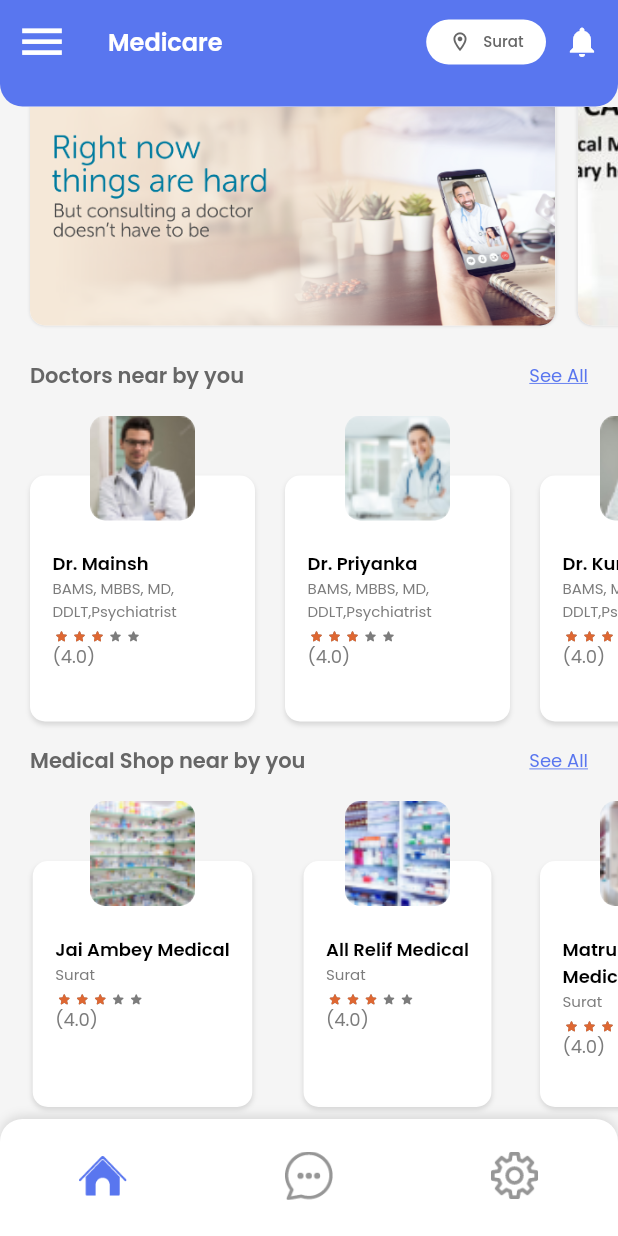
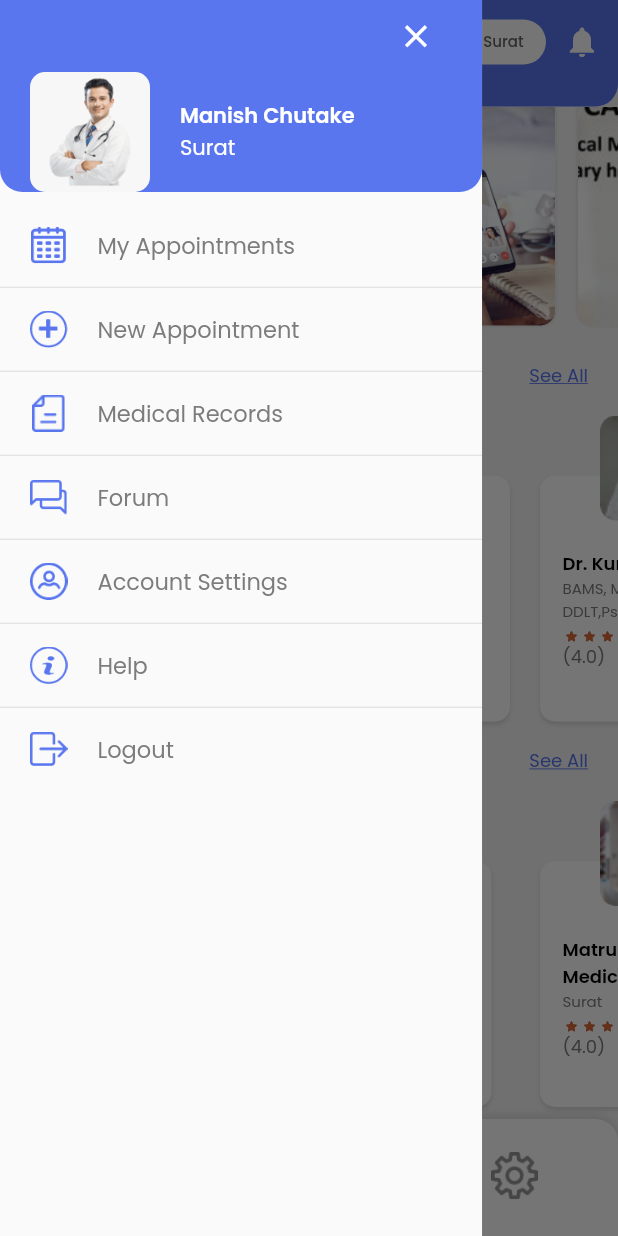
Before and after one commit to codeforany/medicare_app_flutter, a Flutter app: the MainTabScreen screen opened directly, scrolled down 195 dp, after a tap on the "menu" icon, on a phone screen of 412 x 824 dp. Run offline on Flutter 3.47's test engine with Material 3 defaults, Android fonts, the light colour scheme and no system bars; drawn by our look-alikes of flutter_rating_stars; our stand-ins replace flutter_otp_text_field; missing offline and left inert: fl_country_code_picker.

Commit message:
added left side menu

```diff
--- /dev/null
+++ b/lib/common_widget/menu_row.dart
@@ -0,0 +1,36 @@
+import 'package:flutter/material.dart';
+import 'package:medicare/common/color_extension.dart';
+
+class MenuRow extends StatelessWidget {
+  final Map obj;
+  final VoidCallback onPressed;
+  const MenuRow({super.key, required this.obj, required this.onPressed});
+
+  @override
+  Widget build(BuildContext context) {
+    return InkWell(
+      onTap: onPressed,
+      child: Container(
+        padding: const EdgeInsets.symmetric(
+          horizontal: 20,
+        ),
+        height: 55,
+        child: Row(
+          children: [
+            Image.asset(
+              obj["icon"],
+              width: 25,
+              height: 25,
+            ),
+
+            const SizedBox(width: 20,),
+            Text(
+              obj["name"],
+              style: TextStyle(color: TColor.secondaryText, fontSize: 15),
+            )
+          ],
+        ),
+      ),
+    );
+  }
+}
--- a/lib/screen/home/main_tab_screen.dart
+++ b/lib/screen/home/main_tab_screen.dart
@@ -1,5 +1,6 @@
 import 'package:flutter/material.dart';
 import 'package:medicare/common/color_extension.dart';
+import 'package:medicare/common_widget/menu_row.dart';
 import 'package:medicare/screen/home/home_tab_screen.dart';
 
 class MainTabScreen extends StatefulWidget {
@@ -13,6 +14,25 @@ class _MainTabScreenState extends State<MainTabScreen>
     with SingleTickerProviderStateMixin {
   late TabController controller;
   int selectTab = 0;
+  final GlobalKey<ScaffoldState> scaffoldStateKey = GlobalKey();
+
+  List menuArr = [
+    {'name': 'My Appointments', 'icon': 'assets/img/my_apo.png', 'action': '1'},
+    {
+      'name': 'New Appointment',
+      'icon': 'assets/img/new_app.png',
+      'action': '2'
+    },
+    {'name': 'Medical Records', 'icon': 'assets/img/recode.png', 'action': '3'},
+    {'name': 'Forum', 'icon': 'assets/img/forum.png', 'action': '4'},
+    {
+      'name': 'Account Settings',
+      'icon': 'assets/img/account_setting.png',
+      'action': '5'
+    },
+    {'name': 'Help', 'icon': 'assets/img/help.png', 'action': '6'},
+    {'name': 'Logout', 'icon': 'assets/img/logout.png', 'action': '7'}
+  ];
 
   @override
   void initState() {
@@ -37,10 +57,111 @@ class _MainTabScreenState extends State<MainTabScreen>
   @override
   Widget build(BuildContext context) {
     return Scaffold(
+      key: scaffoldStateKey,
+      drawer: Drawer(
+        width: context.width * 0.78,
+        shadowColor: Colors.transparent,
+        surfaceTintColor: Colors.transparent,
+        child: Column(
+          crossAxisAlignment: CrossAxisAlignment.start,
+          children: [
+            Container(
+              decoration: BoxDecoration(
+                color: TColor.primary,
+                borderRadius: const BorderRadius.only(
+                  bottomLeft: Radius.circular(15),
+                  bottomRight: Radius.circular(15),
+                ),
+              ),
+              child: SafeArea(
+                child: Padding(
+                  padding: const EdgeInsets.symmetric(horizontal: 20),
+                  child: Column(
+                    mainAxisSize: MainAxisSize.min,
+                    children: [
+                      Row(
+                        mainAxisAlignment: MainAxisAlignment.end,
+                        children: [
+                          IconButton(
+                            onPressed: () {
+                              scaffoldStateKey.currentState?.closeDrawer();
+                            },
+                            icon: const Icon(
+                              Icons.close,
+                              size: 25,
+                              color: Colors.white,
+                            ),
+                          )
+                        ],
+                      ),
+                      Row(
+                        children: [
+                          ClipRRect(
+                            borderRadius: BorderRadius.circular(10),
+                            child: Image.asset(
+                              "assets/img/u1.png",
+                              width: 80,
+                              height: 80,
+                              fit: BoxFit.cover,
+                            ),
+                          ),
+                          const SizedBox(
+                            width: 20,
+                          ),
+                          const Expanded(
+                              child: Column(
+                            crossAxisAlignment: CrossAxisAlignment.start,
+                            children: [
+                              Text(
+                                "Manish Chutake",
+                                style: TextStyle(
+                                  color: Colors.white,
+                                  fontSize: 14,
+                                  fontWeight: FontWeight.w600,
+                                ),
+                              ),
+                              Text(
+                                "Surat",
+                                style: TextStyle(
+                                  color: Colors.white,
+                                  fontSize: 14,
+                                ),
+                              )
+                            ],
+                          ))
+                        ],
+                      )
+                    ],
+                  ),
+                ),
+              ),
+            ),
+            Expanded(
+                child: ListView.separated(
+              padding: const EdgeInsets.symmetric(vertical: 8),
+              itemBuilder: (context, index) {
+                var obj = menuArr[index];
+
+                return MenuRow(
+                  obj: obj,
+                  onPressed: () {},
+                );
+              },
+              separatorBuilder: (context, index) => const Divider(
+                color: Colors.black12,
+                height: 1,
+              ),
+              itemCount: menuArr.length,
+            ))
+          ],
+        ),
+      ),
       appBar: AppBar(
         centerTitle: false,
         leading: IconButton(
-          onPressed: () {},
+          onPressed: () {
+            scaffoldStateKey.currentState?.openDrawer();
+          },
           icon: const Icon(
             Icons.menu,
             size: 35,
```
Also changed, not shown: assets/img/account_setting.png (added), assets/img/forum.png (added), assets/img/help.png (added), assets/img/logout.png (added), assets/img/my_apo.png (added), assets/img/new_app.png (added), assets/img/recode.png (added), assets/img/u1.png.
